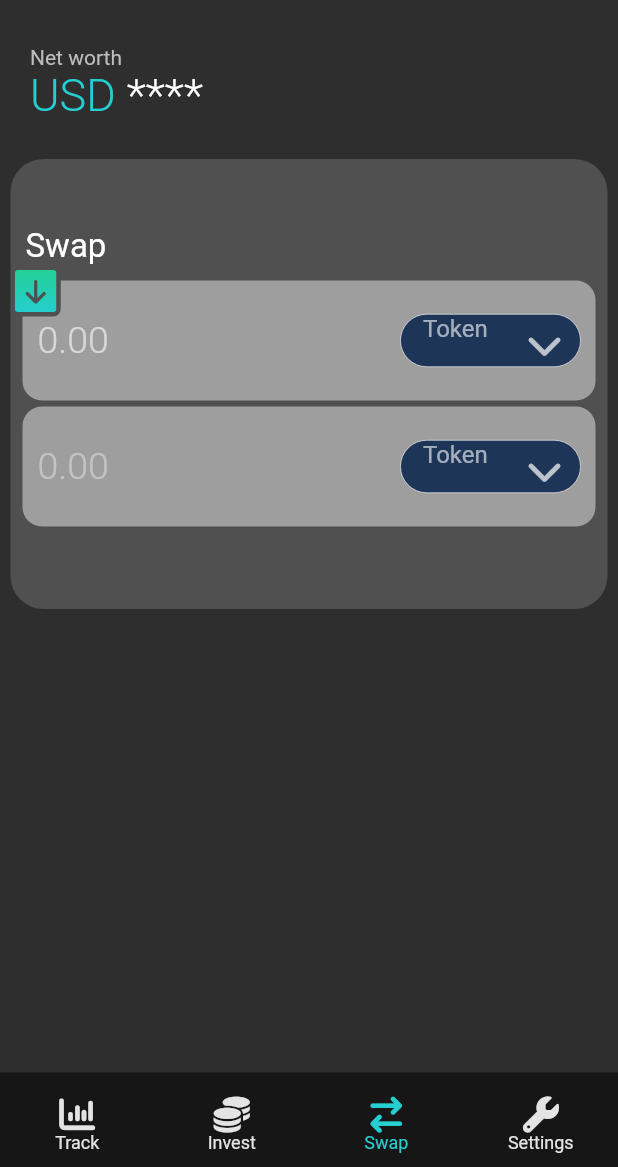
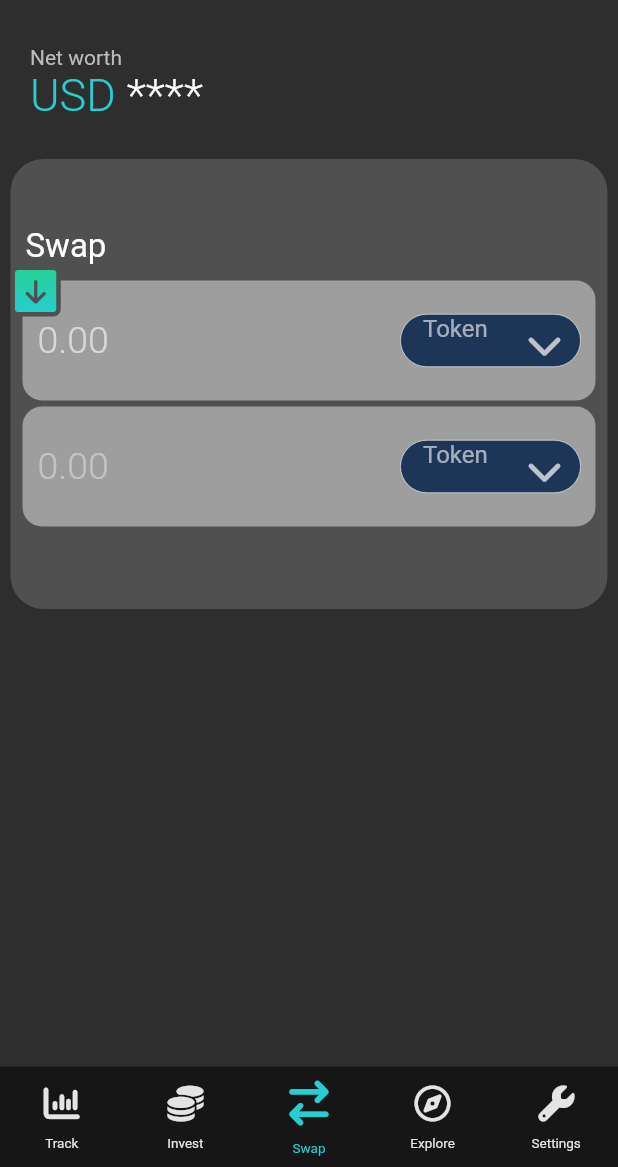
Before and after one commit to upside-finance/uf_flutter_app, a Flutter app: the screen it shows after launch, item 3 of the bottom bar chosen, on a phone screen of 412 x 824 dp, the part 69-1236 px from its top. Run offline on Flutter 3.47's test engine with Material 2 defaults, Android fonts, the phone set to English and light mode, and no system bars; drawn by our look-alikes of dropdown_search; our stand-ins replace cached_network_image, charts_flutter, dio, figma_squircle, firebase_analytics, firebase_core and 4 more; missing offline and left inert: algorand_dart, walletconnect_dart; accounts and stored records are empty; network calls fail.

Commit message:
added explore page and styled bottom nav bar

```diff
--- a/lib/main.dart
+++ b/lib/main.dart
@@ -5,6 +5,7 @@
 import 'package:flutter/material.dart';
 import 'package:provider/provider.dart';
 import 'package:uf_flutter_app/screens/bottom_bar.dart';
+import 'package:uf_flutter_app/utils/app_layout.dart';
 import './app_model.dart';
 
 void main() {
--- a/lib/screens/bottom_bar.dart
+++ b/lib/screens/bottom_bar.dart
@@ -1,7 +1,8 @@
 import 'package:flutter/material.dart';
 import 'package:font_awesome_flutter/font_awesome_flutter.dart';
+import 'package:uf_flutter_app/screens/explore.dart';
 import 'package:uf_flutter_app/screens/invest/invest.dart';
-import 'package:uf_flutter_app/screens/invest/swap.dart';
+import 'package:uf_flutter_app/screens/swap.dart';
 import 'package:uf_flutter_app/screens/track/track.dart';
 import 'package:uf_flutter_app/utils/app_layout.dart';
 
@@ -19,6 +20,7 @@ class _BottomBarState extends State<BottomBar> {
     const TrackScreen(),
     const InvestScreen(),
     const SwapPage(),
+    const ExploreScreen(),
     const Text("Profile screen coming soon"),
   ];
 
@@ -34,7 +36,8 @@ class _BottomBarState extends State<BottomBar> {
       backgroundColor: const Color(0xFF2E2E2E),
       body: Center(child: _widgetOptions[_selectedIndex]),
       bottomNavigationBar: Container(
-        padding: EdgeInsets.only(top: AppLayout.getHeight(7)),
+        // height: AppLayout.getHeight(85),
+        padding: EdgeInsets.only(top: AppLayout.getHeight(5)),
         decoration: const BoxDecoration(
           color: Color(0xFF161616),
         ),
@@ -42,11 +45,11 @@ class _BottomBarState extends State<BottomBar> {
             backgroundColor: const Color(0xFF161616),
             currentIndex: _selectedIndex,
             onTap: _onItemTapped,
-            elevation: 10,
             showSelectedLabels: true,
             showUnselectedLabels: true,
-            selectedFontSize: 12,
-            unselectedFontSize: 12,
+            selectedLabelStyle: const TextStyle(fontSize: 9, height: 2.5),
+            selectedIconTheme: const IconThemeData(size: 30),
+            unselectedFontSize: 9,
             selectedItemColor: const Color(0xFF25CED1),
             type: BottomNavigationBarType.fixed,
             unselectedItemColor: const Color(0xFFE4E4E4),
@@ -56,15 +59,9 @@ class _BottomBarState extends State<BottomBar> {
                   icon: FaIcon(
                     FontAwesomeIcons.chartColumn,
                   ),
-                  activeIcon: FaIcon(
-                    FontAwesomeIcons.chartColumn,
-                  ),
                   label: "Track"),
               BottomNavigationBarItem(
                   icon: FaIcon(
-                    FontAwesomeIcons.coins,
-                  ),
-                  activeIcon: FaIcon(
                     FontAwesomeIcons.coins,
                   ),
                   label: "Invest"),
@@ -72,15 +69,14 @@ class _BottomBarState extends State<BottomBar> {
                   icon: FaIcon(
                     FontAwesomeIcons.arrowRightArrowLeft,
                   ),
-                  activeIcon: FaIcon(
-                    FontAwesomeIcons.arrowRightArrowLeft,
-                  ),
                   label: "Swap"),
               BottomNavigationBarItem(
                   icon: FaIcon(
-                    FontAwesomeIcons.wrench,
+                    FontAwesomeIcons.compass,
                   ),
-                  activeIcon: FaIcon(
+                  label: "Explore"),
+              BottomNavigationBarItem(
+                  icon: FaIcon(
                     FontAwesomeIcons.wrench,
                   ),
                   label: "Settings"),
--- /dev/null
+++ b/lib/screens/explore.dart
@@ -0,0 +1,17 @@
+import 'package:flutter/material.dart';
+import 'package:flutter/src/widgets/container.dart';
+import 'package:flutter/src/widgets/framework.dart';
+
+class ExploreScreen extends StatefulWidget {
+  const ExploreScreen({super.key});
+
+  @override
+  State<ExploreScreen> createState() => _ExploreScreenState();
+}
+
+class _ExploreScreenState extends State<ExploreScreen> {
+  @override
+  Widget build(BuildContext context) {
+    return Container(child: Text("test"));
+  }
+}
--- a/lib/screens/invest/swap.dart
+++ b/lib/screens/swap.dart
@@ -10,8 +10,8 @@ import 'package:http/http.dart';
 import 'package:uf_flutter_app/utils/token_list.dart';
 import 'package:uf_flutter_app/widgets/swap_widget.dart';
 
-import '../../utils/app_layout.dart';
-import '../../widgets/connect_wallet.dart';
+import '../utils/app_layout.dart';
+import '../widgets/connect_wallet.dart';
 
 class SwapPage extends StatefulWidget {
   const SwapPage({super.key});
```
